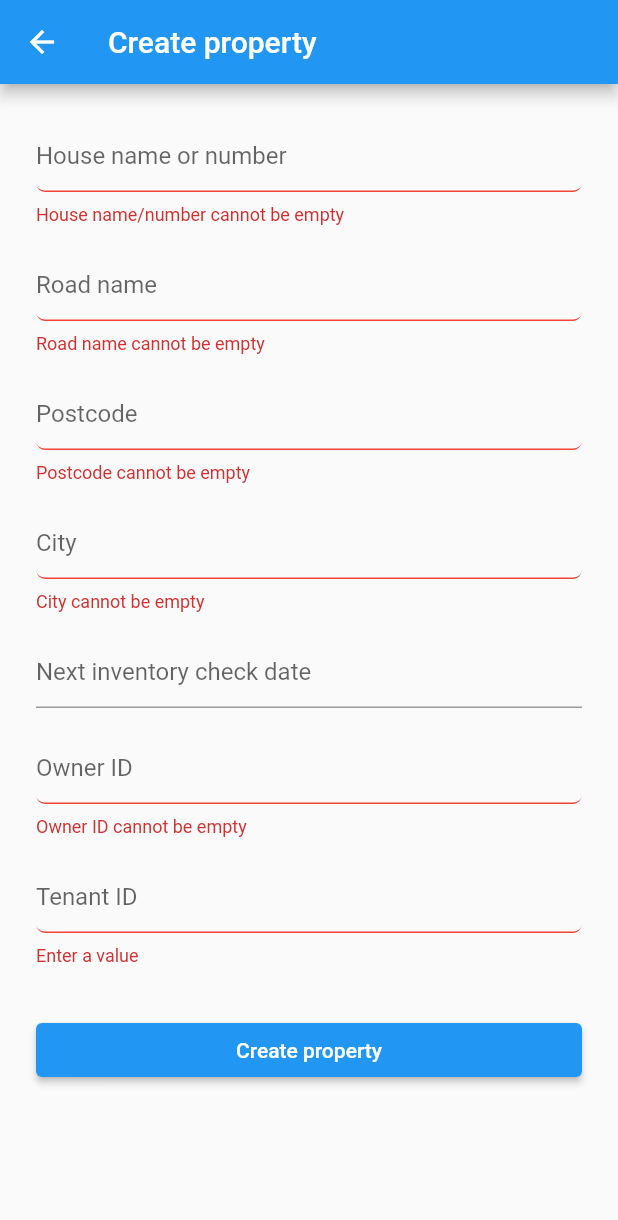
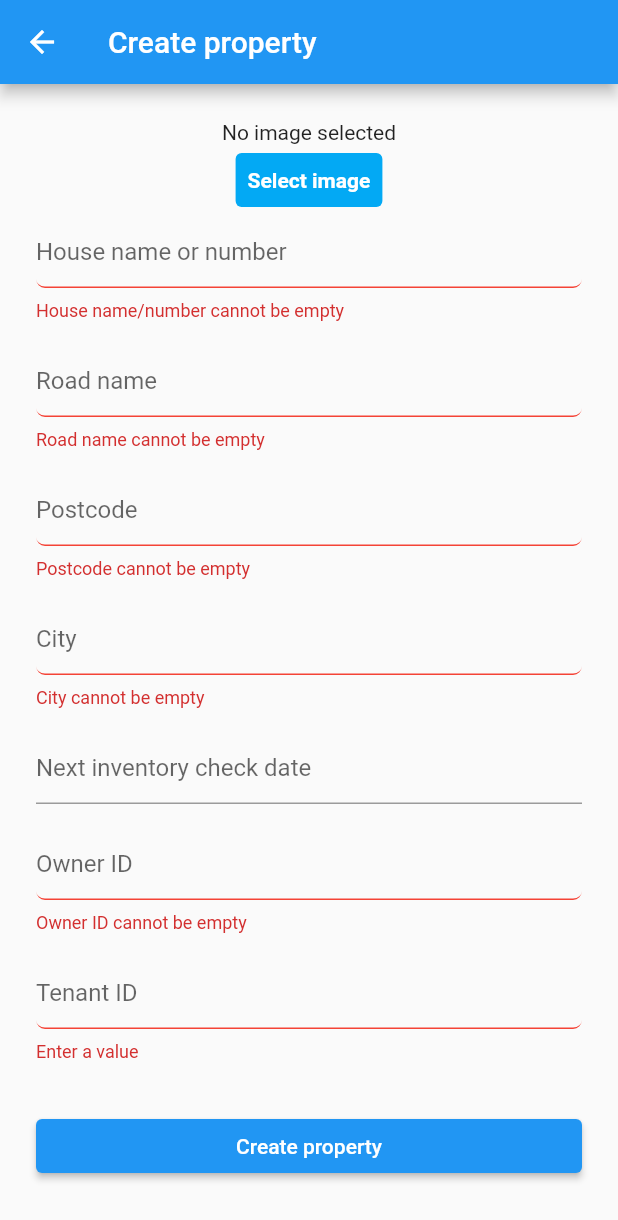
Before and after one commit to naefun/final_year_project, a Flutter app: the CreatePropertyPage screen opened directly, after a tap on "Create property", on a phone screen of 412 x 824 dp. Shown: the top 1220 px of the screen. Run offline on Flutter 3.47's test engine with Material 2 defaults, Android fonts, the phone set to English and light mode, and no system bars; our stand-ins replace cloud_firestore, file_picker, firebase_auth, firebase_core, firebase_storage, persistent_bottom_nav_bar; accounts and stored records are empty.

Commit message:
app is connected to firebase db & storage, and can create property entries and upload images

```diff
--- a/lib/models/property.dart
+++ b/lib/models/property.dart
@@ -6,6 +6,7 @@ class Property {
   final String? addressRoadName;
   final String? addressPostcode;
   final String? addressCity;
+  final String? propertyImageName;
   final String? nextInventoryCheck;
   final String? ownerId;
   final String? tenantId;
@@ -15,6 +16,7 @@ class Property {
       this.addressRoadName,
       this.addressPostcode,
       this.addressCity,
+      this.propertyImageName,
       this.nextInventoryCheck,
       this.ownerId,
       this.tenantId});
@@ -29,6 +31,7 @@ class Property {
       addressRoadName: data?['addressRoadName'],
       addressPostcode: data?['addressPostcode'],
       addressCity: data?['addressCity'],
+      propertyImageName: data?['propertyImageName'],
       nextInventoryCheck: data?['nextInventoryCheck'],
       ownerId: data?['ownerId'],
       tenantId: data?['tenantId'],
@@ -41,6 +44,7 @@ class Property {
       if (addressRoadName != null) "addressRoadName": addressRoadName,
       if (addressPostcode != null) "addressPostcode": addressPostcode,
       if (addressCity != null) "addressCity": addressCity,
+      if (propertyImageName != null) "propertyImageName": propertyImageName,
       if (nextInventoryCheck != null) "nextInventoryCheck": nextInventoryCheck,
       if (ownerId != null) "ownerId": ownerId,
       if (tenantId != null) "tenantId": tenantId,
--- a/lib/pages/createPropertyPage.dart
+++ b/lib/pages/createPropertyPage.dart
@@ -1,8 +1,12 @@
 import 'dart:developer';
+import 'dart:io';
 
 import 'package:flutter/material.dart';
 import 'package:test_flutter_app/models/property.dart';
+import 'package:test_flutter_app/services/cloudStorageService.dart';
 import 'package:test_flutter_app/services/dbService.dart';
+import 'package:test_flutter_app/widgets/fileSelector.dart';
+import 'package:uuid/uuid.dart';
 
 class CreatePropertyPage extends StatefulWidget {
   const CreatePropertyPage({ Key? key }) : super(key: key);
@@ -14,6 +18,13 @@ class CreatePropertyPage extends StatefulWidget {
 class _CreatePropertyPageState extends State<CreatePropertyPage> {
   final _registerFormKey = GlobalKey<FormState>();
   bool _isProcessing = false;
+  File? selectedImage;
+
+  void updateSelectedImage(File image){
+    setState(() {
+      selectedImage = image;
+    });
+  }
 
   final _addressHouseNameOrNumberTextController = TextEditingController();
   final _addressRoadNameTextController = TextEditingController();
@@ -33,6 +44,7 @@ class _CreatePropertyPageState extends State<CreatePropertyPage> {
 
   @override
   Widget build(BuildContext context) {
+
     return GestureDetector(
       onTap: () {
         _focusAddressHouseNameOrNumber.unfocus();
@@ -52,6 +64,12 @@ class _CreatePropertyPageState extends State<CreatePropertyPage> {
                   key: _registerFormKey,
                   child: Column(
                     children: <Widget>[
+                      Container(
+                        child: selectedImage != null ? Image.file(selectedImage!) : Text("No image selected")
+                      ),
+                      FileSelector(onImageSelected: (File image) {
+                        updateSelectedImage(image);
+                      }),
                       TextFormField(
                         controller: _addressHouseNameOrNumberTextController,
                         focusNode: _focusAddressHouseNameOrNumber,
@@ -163,11 +181,14 @@ class _CreatePropertyPageState extends State<CreatePropertyPage> {
                             child: ElevatedButton(
                               onPressed: () async {
                                 if (_registerFormKey.currentState!.validate()) {
+                                  String _propertyImageName = selectedImage != null ? Uuid().v4() : "null";
+
                                   Property propertyDocument = Property(
                                     addressHouseNameOrNumber: _addressHouseNameOrNumberTextController.text,
                                     addressRoadName: _addressRoadNameTextController.text,
                                     addressPostcode: _addressPostcodeTextController.text,
                                     addressCity: _addressCityTextController.text,
+                                    propertyImageName: _propertyImageName,
                                     nextInventoryCheck: _nextInventoryCheckTextController.text,
                                     ownerId: _ownerIdTextController.text,
                                     tenantId: _tenantIdTextController.text);
@@ -181,6 +202,9 @@ class _CreatePropertyPageState extends State<CreatePropertyPage> {
                                   log("This is where the property will be sent to the database");
                                   if(Property.fieldsArentEmpty(propertyDocument)){
                                     DbService.createPropertyDocument(propertyDocument);
+                                    if(selectedImage != null){
+                                      CloudStorageService.putPropertyImage(selectedImage!, _propertyImageName);
+                                    }
                                   }
 
                                   setState(() {
--- /dev/null
+++ b/lib/services/cloudStorageService.dart
@@ -0,0 +1,20 @@
+import 'dart:developer';
+import 'dart:io';
+
+
+import 'package:firebase_storage/firebase_storage.dart';
+
+class CloudStorageService{
+  static final FirebaseStorage storage = FirebaseStorage.instance;
+
+  void getPropertyImage(String imageId){
+
+  }
+
+  static Future<void> putPropertyImage(File image, String imageName) async {
+    Reference storageRef = storage.ref();
+    log("uploading image");
+    Reference propertyImagesRef = storageRef!.child("property_images/$imageName");
+    await propertyImagesRef.putFile(image);
+  }
+}
--- a/lib/services/dbService.dart
+++ b/lib/services/dbService.dart
@@ -32,7 +32,7 @@ class DbService {
     log("user document created");
   }
 
-static Future<void> createPropertyDocument(Property property) async {
+  static Future<void> createPropertyDocument(Property property) async {
     if (!Property.fieldsArentEmpty(property)) {
       log("fields are empty");
       return;
--- /dev/null
+++ b/lib/widgets/fileSelector.dart
@@ -0,0 +1,77 @@
+import 'dart:developer';
+import 'dart:io';
+
+import 'package:flutter/material.dart';
+import 'package:file_picker/file_picker.dart';
+import 'package:flutter/services.dart';
+import 'package:test_flutter_app/services/cloudStorageService.dart';
+import 'package:test_flutter_app/widgets/simpleButton.dart';
+import 'package:path_provider/path_provider.dart';
+import 'package:uuid/uuid.dart';
+
+typedef void ImageCallback(File image);
+
+class FileSelector extends StatelessWidget {
+  final ImageCallback onImageSelected;
+  FileSelector({super.key, required this.onImageSelected});
+
+  @override
+  Widget build(BuildContext context) {
+    return Container(
+      child: SimpleButton(
+          onPressedFunction: () async => {
+            selectImage()
+          }, buttonLabel: "Select image"),
+    );
+  }
+
+  // void selectImage() async {
+  //   Directory appDocDir = await getApplicationDocumentsDirectory();
+  // }
+  void selectImage() async {
+    FilePickerResult? result = await FilePicker.platform.pickFiles();
+    File? file;
+
+    if (result != null) {
+      file = File(result.files.single.path!);
+    } else {
+      // User canceled the picker
+    }
+
+    if(file != null){
+      log(file.absolute.path);
+      onImageSelected(file);
+      // await CloudStorageService.putPropertyImage(file, Uuid().v4());
+    }
+  }
+
+  // void selectImage() async {
+  //   final GlobalKey<ScaffoldState> _scaffoldKey = GlobalKey<ScaffoldState>();
+  //   final _scaffoldMessengerKey = GlobalKey<ScaffoldMessengerState>();
+  //   String? _fileName;
+  //   String? _saveAsFileName;
+  //   List<PlatformFile>? _paths;
+  //   String? _directoryPath;
+  //   String? _extension;
+  //   bool _isLoading = false;
+  //   bool _userAborted = false;
+  //   bool _multiPick = false;
+  //   FileType _pickingType = FileType.any;
+  //   TextEditingController _controller = TextEditingController();
+  //   try {
+  //     _paths = (await FilePicker.platform.pickFiles(
+  //       type: _pickingType,
+  //       allowMultiple: _multiPick,
+  //       onFileLoading: (FilePickerStatus status) => print(status),
+  //       allowedExtensions: (_extension?.isNotEmpty ?? false)
+  //           ? _extension?.replaceAll(' ', '').split(',')
+  //           : null,
+  //     ))
+  //         ?.files;
+  //   } on PlatformException catch (e) {
+  //     log('Unsupported operation' + e.toString());
+  //   } catch (e) {
+  //     log(e.toString());
+  //   }
+  // }
+}
--- a/lib/widgets/mainNavigation.dart
+++ b/lib/widgets/mainNavigation.dart
@@ -73,7 +73,7 @@ class _MainNavigationState extends State<MainNavigation> {
           ),
           PersistentBottomNavBarItem(
               icon: const Icon(CupertinoIcons.add),
-              title: ("Settings"),
+              title: ("Create"),
               activeColorPrimary: CupertinoColors.activeBlue,
               activeColorSecondary: CupertinoColors.white,
               inactiveColorPrimary: CupertinoColors.systemGrey,
--- a/pubspec.yaml
+++ b/pubspec.yaml
@@ -41,6 +41,10 @@ dependencies:
   firebase_core: ^2.4.1
   firebase_auth: ^4.2.5
   cloud_firestore: ^4.3.1
+  firebase_storage: ^11.0.10
+  file_picker: ^5.2.5
+  path_provider: ^2.0.12
+  uuid: ^3.0.7
 
 dev_dependencies:
   flutter_test:
```
Also changed, not shown: pubspec.lock, 3 other files.
